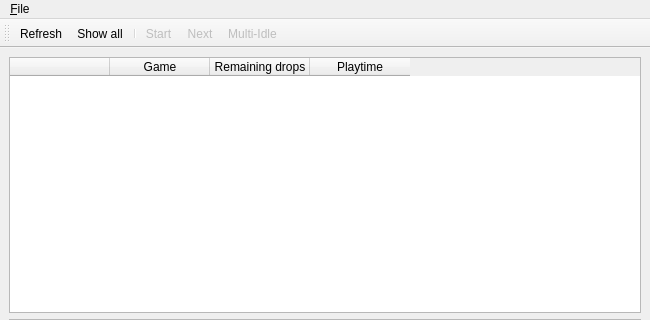
Before: the Qt Designer form steam_idle_qt/ui/mainwindow.ui in jayme-github/steam_idle, drawn with Qt 5; both pictures show x 0 to 650 and y 0 to 320 of the 650 by 500 pixel window.
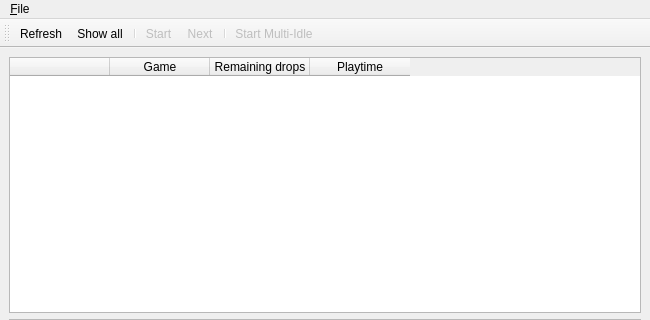
After: the same form once the commit is applied. Icons and pictures are not drawn.

Commit message: Implement MultiIdle with own StartStop button

The edit to the form file:
```diff
--- a/steam_idle_qt/ui/mainwindow.ui
+++ b/steam_idle_qt/ui/mainwindow.ui
@@ -214,6 +214,7 @@
    <addaction name="separator"/>
    <addaction name="actionStartStop"/>
    <addaction name="actionNext"/>
+   <addaction name="separator"/>
    <addaction name="actionMultiIdle"/>
   </widget>
   <widget class="QStatusBar" name="statusBar"/>
@@ -314,7 +315,7 @@
     </iconset>
    </property>
    <property name="text">
-    <string>Multi-Idle</string>
+    <string>Start &amp;Multi-Idle</string>
    </property>
    <property name="toolTip">
     <string>Idle all games with less than 2 hour playtime in parallel first</string>
```
Left out of the diff: 7 changed lines with no effect on the pictures. The commit also changes 1 other file.
